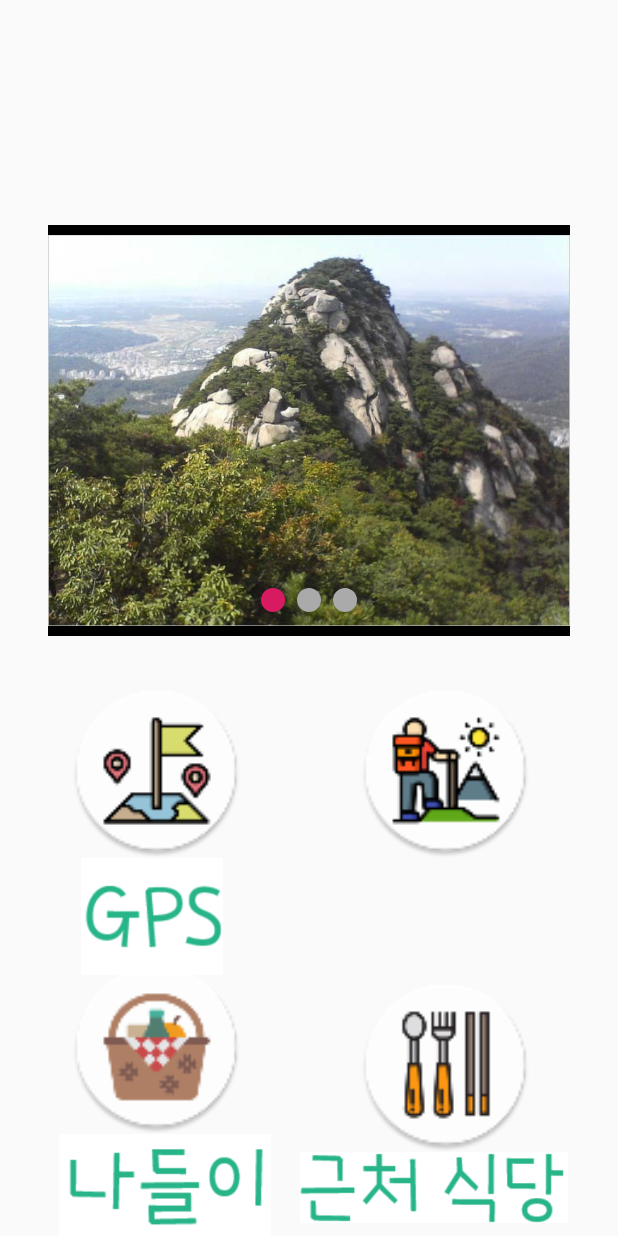
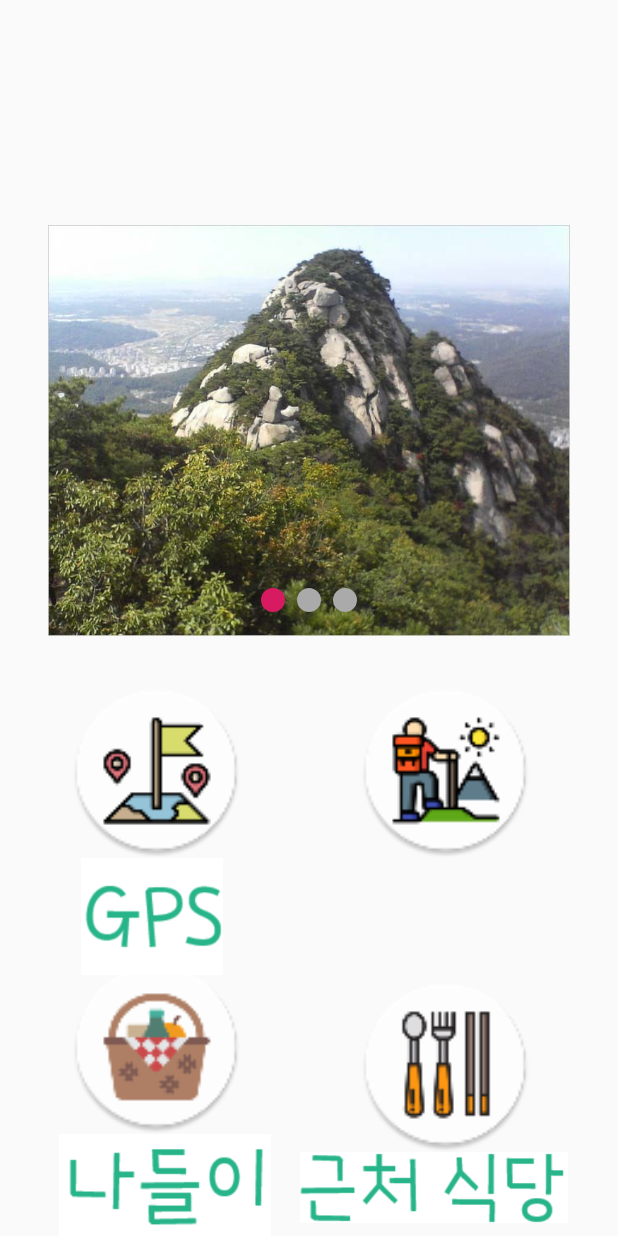
Before and after one commit to dltpt99/Gongmo, an Android app: the screen it shows after launch (MainActivity), on a phone screen of 412 x 824 dp. Run offline under Robolectric (Android 15) with nearby library versions, the phone set to English and light mode, and no system bars.

Commit message:
MAIN_ACTIVITY 이미지, 버튼 교체 ( 상준이형껄로 )

```diff
--- a/app/src/main/res/layout/first_fragment.xml
+++ b/app/src/main/res/layout/first_fragment.xml
@@ -12,5 +12,7 @@
         android:layout_width="wrap_content"
         android:layout_height="wrap_content"
         android:contentDescription="@string/moutain_1"
+        android:scaleType="fitXY"
+        android:background="@drawable/banner_background"
         app:srcCompat="@drawable/mt_bukhan" />
 </RelativeLayout>
--- a/app/src/main/res/layout/second_fragment.xml
+++ b/app/src/main/res/layout/second_fragment.xml
@@ -12,5 +12,7 @@
         android:layout_width="wrap_content"
         android:layout_height="wrap_content"
         android:contentDescription="@string/mountain_2"
+        android:scaleType="fitXY"
+        android:background="@drawable/banner_background"
         app:srcCompat="@drawable/mt_chunggye" />
 </RelativeLayout>
--- a/app/src/main/res/layout/third_fragment.xml
+++ b/app/src/main/res/layout/third_fragment.xml
@@ -12,5 +12,7 @@
         android:layout_width="wrap_content"
         android:layout_height="wrap_content"
         android:contentDescription="@string/mountain_3"
+        android:background="@drawable/banner_background2"
+        android:scaleType="fitXY"
         app:srcCompat="@drawable/mt_dobong" />
 </RelativeLayout>
```
